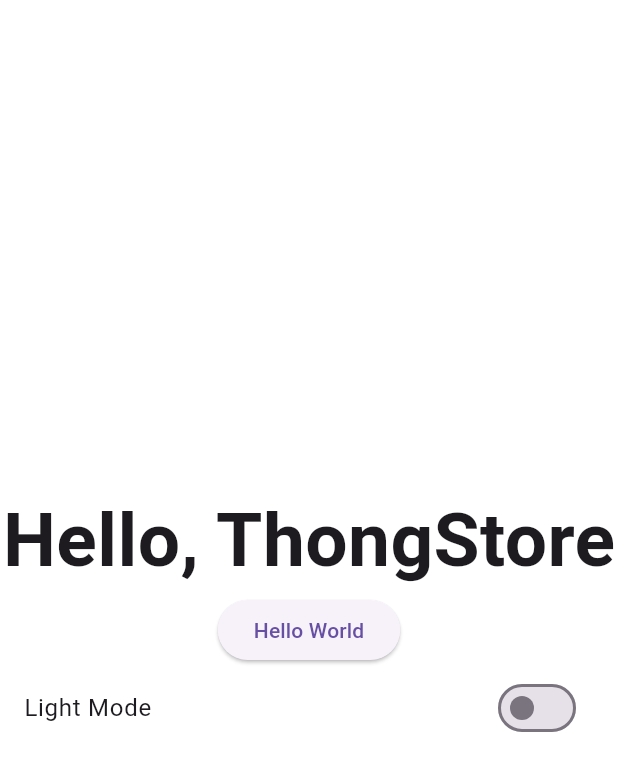
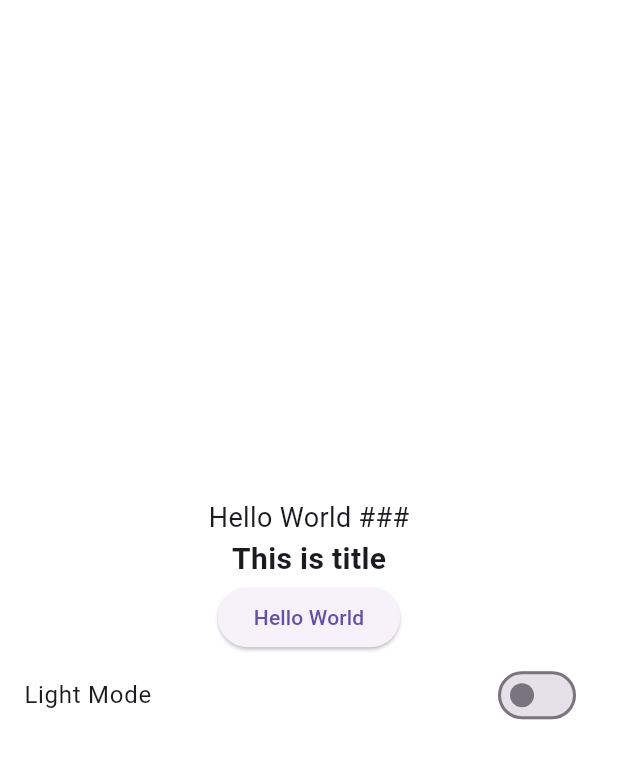
Before and after one commit to BunthongDev/ThongStore-MobileApp, a Flutter app: the screen it shows after launch, on a phone screen of 412 x 824 dp. Shown: the top 771 px of the screen. Run offline on Flutter 3.47's test engine with Material 3 defaults, Android fonts, the phone set to English and light mode, and no system bars; our stand-ins replace shared_preferences.

Commit message:
Create the text custom widget

```diff
--- a/lib/screens/home_screen.dart
+++ b/lib/screens/home_screen.dart
@@ -1,6 +1,8 @@
 import 'package:flutter/material.dart';
 import 'package:provider/provider.dart';
 import 'package:thongstore_users/providers/theme_provider.dart';
+import 'package:thongstore_users/widgets/subtitle_text.dart';
+import 'package:thongstore_users/widgets/title_text.dart';
 
 class HomeScreen extends StatelessWidget {
   const HomeScreen({super.key});
@@ -13,12 +15,13 @@
         child: Column(
           mainAxisAlignment: MainAxisAlignment.center,
           children: [
-            const Text(
-              "Hello, ThongStore",
-              style: TextStyle(
-                fontSize: 50,
-                fontWeight: FontWeight.bold,
-              ),
+            // TODO text
+            const SubtitleTextWidget(
+              label: "Hello World ###",
+            ),
+
+            TitlesTextWidget(
+              label: "This is title",
             ),
             ElevatedButton(onPressed: () {}, child: const Text("Hello World")),
             SwitchListTile(
--- /dev/null
+++ b/lib/widgets/subtitle_text.dart
@@ -0,0 +1,32 @@
+import 'package:flutter/material.dart';
+
+class SubtitleTextWidget extends StatelessWidget {
+  const SubtitleTextWidget(
+      {super.key,
+      required this.label,
+      this.fontSize = 18,
+      this.fontStyle = FontStyle.normal,
+      this.fontWeight = FontWeight.normal,
+      this.color,
+      this.textDecoration = TextDecoration.none});
+
+  final String label;
+  final double fontSize;
+  final FontStyle fontStyle;
+  final FontWeight? fontWeight;
+  final Color? color;
+  final TextDecoration textDecoration;
+  @override
+  Widget build(BuildContext context) {
+    return Text(
+      label,
+      style: TextStyle(
+        fontSize: fontSize,
+        fontWeight: fontWeight,
+        decoration: textDecoration,
+        color: color,
+        fontStyle: fontStyle,
+      ),
+    );
+  }
+}
--- /dev/null
+++ b/lib/widgets/title_text.dart
@@ -0,0 +1,30 @@
+import 'package:flutter/cupertino.dart';
+
+class TitlesTextWidget extends StatelessWidget {
+  const TitlesTextWidget({
+    Key? key,
+    required this.label,
+    this.fontSize = 20,
+    this.color,
+    this.maxLines,
+  }) : super(key: key);
+
+  final String label;
+  final double fontSize;
+  final Color? color;
+  final int? maxLines;
+  @override
+  Widget build(BuildContext context) {
+    return Text(
+      label,
+      maxLines: maxLines,
+      // textAlign: TextAlign.justify,
+      style: TextStyle(
+        color: color,
+        fontSize: fontSize,
+        fontWeight: FontWeight.bold,
+        overflow: TextOverflow.ellipsis,
+      ),
+    );
+  }
+}
```
